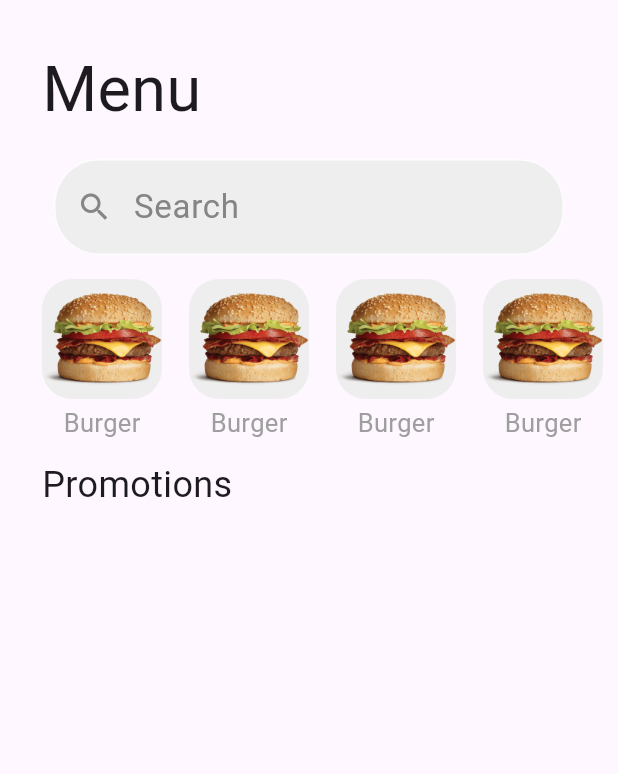
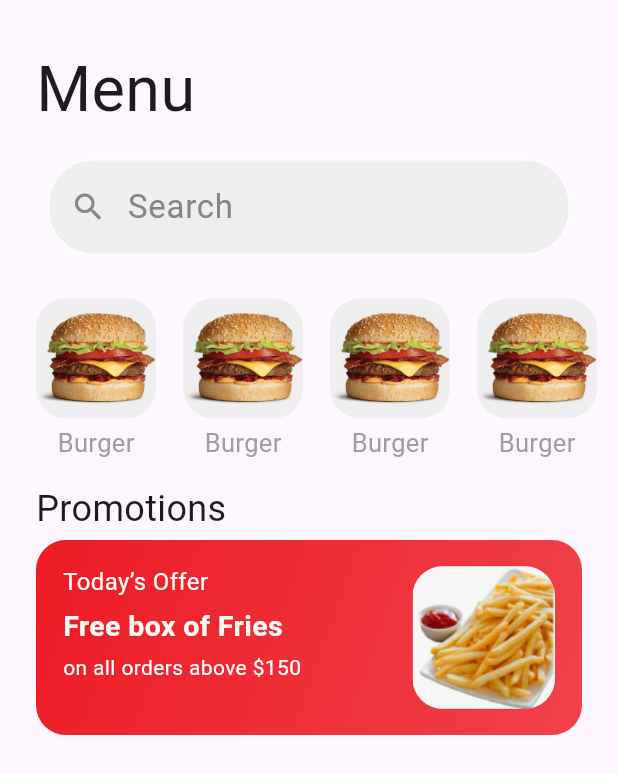
Before and after one commit to YousefDewidar/Burger-house, a Flutter app: the screen it shows after launch, on a phone screen of 412 x 824 dp. Shown: the top 774 px of the screen. Run offline on Flutter 3.47's test engine with Material 3 defaults, Android fonts, the phone set to English and light mode, and no system bars; our stand-ins replace awesome_dialog, device_preview, firebase_auth, firebase_core, get; accounts and stored records are empty.

Commit message:
Create offer card

```diff
--- a/lib/features/home/presentation/view/widget/category_item.dart
+++ b/lib/features/home/presentation/view/widget/category_item.dart
@@ -15,9 +15,9 @@ class CategoryItem extends StatelessWidget {
           Container(
             height: 80,
             width: 80,
-            decoration: const BoxDecoration(
-              color: Color(0xffEFEEEE),
-              borderRadius: BorderRadius.all(Radius.circular(20)),
+            decoration: BoxDecoration(
+              color: const Color(0xffEFEEEE),
+              borderRadius: BorderRadius.circular(20),
             ),
             child: Image.asset('assets/images/burger_sandwich 1.png'),
           ),
--- a/lib/features/home/presentation/view/widget/category_list_view.dart
+++ b/lib/features/home/presentation/view/widget/category_list_view.dart
@@ -6,8 +6,10 @@ class CategoryListView extends StatelessWidget {
 
   @override
   Widget build(BuildContext context) {
-    return SizedBox(
-      height: 120,
+    return Padding(
+      padding: const EdgeInsets.symmetric(vertical: 13.0),
+      child: SizedBox(
+        height: 110,
         child: ListView.builder(
           clipBehavior: Clip.none,
           scrollDirection: Axis.horizontal,
@@ -16,6 +18,7 @@ class CategoryListView extends StatelessWidget {
             return const CategoryItem();
           },
         ),
+      ),
     );
   }
 }
--- a/lib/features/home/presentation/view/widget/home_view_body.dart
+++ b/lib/features/home/presentation/view/widget/home_view_body.dart
@@ -1,6 +1,7 @@
 import 'package:burger_house/core/utils/styles.dart';
 import 'package:burger_house/features/auth/search_text_field.dart';
 import 'package:burger_house/features/home/presentation/view/widget/category_list_view.dart';
+import 'package:burger_house/features/home/presentation/view/widget/offer_card.dart';
 import 'package:flutter/material.dart';
 
 class HomeViewBody extends StatelessWidget {
@@ -9,7 +10,7 @@ class HomeViewBody extends StatelessWidget {
   @override
   Widget build(BuildContext context) {
     return Padding(
-      padding: const EdgeInsets.symmetric(horizontal: 28.0),
+      padding: const EdgeInsets.symmetric(horizontal: 24.0),
       child: Column(
         crossAxisAlignment: CrossAxisAlignment.start,
         children: [
@@ -17,6 +18,7 @@ class HomeViewBody extends StatelessWidget {
           const SearchTextField(),
           const CategoryListView(),
           const Text('Promotions', style: Styles.style24),
+          const OfferCard()
         ],
       ),
     );
--- /dev/null
+++ b/lib/features/home/presentation/view/widget/offer_card.dart
@@ -0,0 +1,28 @@
+import 'package:burger_house/core/utils/constant.dart';
+import 'package:flutter/material.dart';
+
+import 'offer_content.dart';
+
+class OfferCard extends StatelessWidget {
+  const OfferCard({super.key});
+
+  @override
+  Widget build(BuildContext context) {
+    return Container(
+      margin: const EdgeInsets.only(top: 4),
+      padding: const EdgeInsets.symmetric(vertical: 14, horizontal: 18),
+      height: 130,
+      width: double.infinity,
+      decoration: BoxDecoration(
+          gradient: LinearGradient(
+              begin: Alignment.topLeft,
+              end: Alignment.bottomRight,
+              colors: [
+                kPrimaryColor,
+                kPrimaryColor.withAlpha(210),
+              ]),
+          borderRadius: BorderRadius.circular(20)),
+      child: const OfferContent(),
+    );
+  }
+}
--- /dev/null
+++ b/lib/features/home/presentation/view/widget/offer_content.dart
@@ -0,0 +1,51 @@
+
+import 'package:flutter/material.dart';
+
+class OfferContent extends StatelessWidget {
+  const OfferContent({
+    super.key,
+  });
+
+  @override
+  Widget build(BuildContext context) {
+    return Row(
+      mainAxisAlignment: MainAxisAlignment.spaceBetween,
+      children: [
+        const Column(
+          crossAxisAlignment: CrossAxisAlignment.start,
+          children: [
+            Text(
+              'Today’s Offer',
+              style: TextStyle(
+                  fontSize: 16, color: Color(0xffFFFBFB), height: 1.7),
+            ),
+            Text(
+              'Free box of Fries',
+              style: TextStyle(
+                  fontSize: 19,
+                  color: Color(0xffFFFBFB),
+                  height: 1.7,
+                  fontWeight: FontWeight.w600),
+            ),
+            Text(
+              'on all orders above \$150',
+              style: TextStyle(
+                  fontSize: 14, height: 1.7, color: Color(0xffFFFBFB)),
+            ),
+          ],
+        ),
+        Container(
+          height: 95,
+          width: 95,
+          decoration: BoxDecoration(
+            color: Colors.white30,
+            image: const DecorationImage(
+                image:
+                    AssetImage('assets/images/French-fries-b9e3e0c 1.jpg')),
+            borderRadius: BorderRadius.circular(20),
+          ),
+        ),
+      ],
+    );
+  }
+}
```
Also changed, not shown: assets/images/French-fries-b9e3e0c 1.jpg (added). Lines whose indentation alone changed are shown as unchanged.
